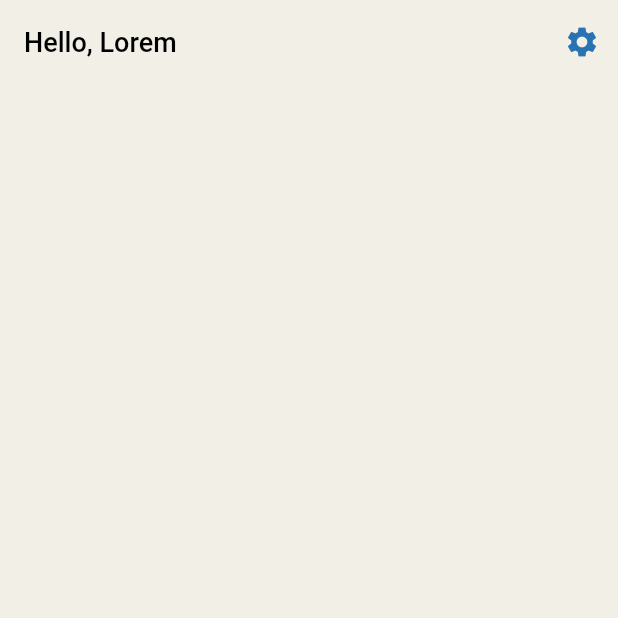
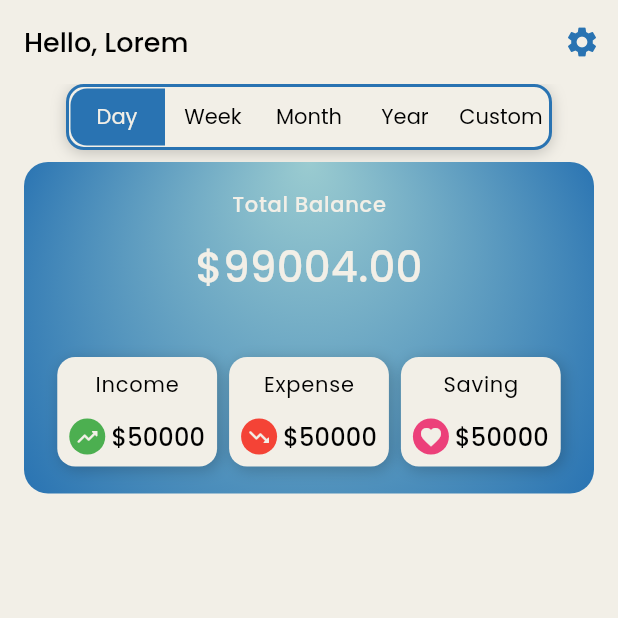
Before and after one commit to tcodez-hub/finance_tracker_app, a Flutter app: the screen it shows after launch, on a phone screen of 412 x 824 dp, the top half of it. Run offline on Flutter 3.47's test engine with Material 3 defaults, Android fonts, the phone set to English and light mode, and no system bars; our stand-ins replace google_fonts, hive_ce; accounts and stored records are empty.

Commit message:
Add calendar segment button and money overview card; enhance theming and layout in home screen

```diff
--- /dev/null
+++ b/devtools_options.yaml
@@ -0,0 +1,3 @@
+description: This file stores settings for Dart & Flutter DevTools.
+documentation: https://docs.flutter.dev/tools/devtools/extensions#configure-extension-enablement-states
+extensions:
--- /dev/null
+++ b/lib/core/enums.dart
@@ -0,0 +1 @@
+enum Calendar{day,week,month,year,custom}
--- a/lib/core/theme.dart
+++ b/lib/core/theme.dart
@@ -28,20 +28,51 @@ final ThemeData lightTheme = ThemeData(
     ),
   ),
 
+  segmentedButtonTheme: SegmentedButtonThemeData(
+    style: ButtonStyle(
+      animationDuration: Duration(milliseconds: 10),
+      textStyle: WidgetStateProperty.resolveWith((states) {
+        if (states.contains(WidgetState.selected)) {
+          return GoogleFonts.poppins(fontSize: 14, color: Color(0xFFF2EFE7)); // Selected state
+        }
+        return GoogleFonts.poppins(fontSize: 14, color: Colors.black); // Default unselected state
+      }),
+      backgroundColor: WidgetStateProperty.resolveWith((states) {
+        if (states.contains(WidgetState.selected)) {
+          return Color(0xFF2973B2); // Selected state
+        }
+        return Color(0xFFF2EFE7); // Default unselected state
+      }),
+      foregroundColor: WidgetStateProperty.resolveWith((states) {
+        if (states.contains(WidgetState.selected)) {
+          return Color(0xFFF2EFE7); // Selected text color
+        }
+        return Colors.black; // Unselected text color
+      }),
+      tapTargetSize: MaterialTapTargetSize.shrinkWrap,
+      side: WidgetStateProperty.all(BorderSide(style: BorderStyle.none)),
+      shape: WidgetStateProperty.all(RoundedRectangleBorder(borderRadius: BorderRadius.circular(12))),
+      padding: WidgetStateProperty.all(EdgeInsets.all(4)),
+    ),
+  ),
+
   // ✏️ Text Theme
   textTheme: TextTheme(
-    displayLarge: TextStyle(fontSize: 32, fontWeight: FontWeight.bold, color: Colors.black),
-    displayMedium: TextStyle(fontSize: 24, fontWeight: FontWeight.bold, color: Colors.black),
-    displaySmall: TextStyle(fontSize: 20, fontWeight: FontWeight.w600, color: Colors.black),
+    displayLarge: GoogleFonts.poppins(fontSize: 32, fontWeight: FontWeight.bold, color: Colors.black),
+    displayMedium: GoogleFonts.poppins(fontSize: 24, fontWeight: FontWeight.bold, color: Colors.black),
+    displaySmall: GoogleFonts.poppins(fontSize: 20, fontWeight: FontWeight.w600, color: Colors.black),
 
-    titleLarge: TextStyle(fontSize: 18, fontWeight: FontWeight.w500, color: Colors.black),
-    titleMedium: TextStyle(fontSize: 16, fontWeight: FontWeight.w500, color: Colors.black),
+    titleLarge: GoogleFonts.poppins(fontSize: 18, fontWeight: FontWeight.w500, color: Colors.black),
+    titleMedium: GoogleFonts.poppins(fontSize: 16, fontWeight: FontWeight.w500, color: Colors.black),
 
-    bodyLarge: TextStyle(fontSize: 14, color: Colors.black),
-    bodyMedium: TextStyle(fontSize: 12, color: Colors.black54),
+    bodyLarge: GoogleFonts.poppins(fontSize: 14, color: Colors.black),
+    bodyMedium: GoogleFonts.poppins(fontSize: 12, color: Colors.black54),
+
+    labelMedium: GoogleFonts.poppins(fontSize: 18, color: Color(0xFFF2EFE7)),
+    labelLarge: GoogleFonts.poppins(fontSize: 28, color: Color(0xFFF2EFE7)),
+    labelSmall: GoogleFonts.poppins(fontSize: 14, color: Color(0xFFF2EFE7)),
   ),
 );
-
 
 final ThemeData darkTheme = ThemeData(
   brightness: Brightness.dark,
@@ -72,14 +103,14 @@ final ThemeData darkTheme = ThemeData(
 
   // ✏️ Text Theme
   textTheme: TextTheme(
-    displayLarge: TextStyle(fontSize: 32, fontWeight: FontWeight.bold, color: Colors.white),
-    displayMedium: TextStyle(fontSize: 24, fontWeight: FontWeight.bold, color: Colors.white),
-    displaySmall: TextStyle(fontSize: 20, fontWeight: FontWeight.w600, color: Colors.white),
+    displayLarge: GoogleFonts.poppins(fontSize: 32, fontWeight: FontWeight.bold, color: Colors.white),
+    displayMedium: GoogleFonts.poppins(fontSize: 24, fontWeight: FontWeight.bold, color: Colors.white),
+    displaySmall: GoogleFonts.poppins(fontSize: 20, fontWeight: FontWeight.w600, color: Colors.white),
 
-    titleLarge: TextStyle(fontSize: 18, fontWeight: FontWeight.w500, color: Colors.white),
-    titleMedium: TextStyle(fontSize: 16, fontWeight: FontWeight.w500, color: Colors.white),
+    titleLarge: GoogleFonts.poppins(fontSize: 18, fontWeight: FontWeight.w500, color: Colors.white),
+    titleMedium: GoogleFonts.poppins(fontSize: 16, fontWeight: FontWeight.w500, color: Colors.white),
 
-    bodyLarge: TextStyle(fontSize: 14, color: Colors.white),
-    bodyMedium: TextStyle(fontSize: 12, color: Colors.white70),
+    bodyLarge: GoogleFonts.poppins(fontSize: 14, color: Colors.white),
+    bodyMedium: GoogleFonts.poppins(fontSize: 12, color: Colors.white70),
   ),
 );
--- a/lib/presentation/screens/home_screen.dart
+++ b/lib/presentation/screens/home_screen.dart
@@ -1,4 +1,7 @@
+import 'package:finance_tracker_app/presentation/widgets/calender_segment_button.dart';
+import 'package:finance_tracker_app/presentation/widgets/money_overview_card.dart';
 import 'package:flutter/material.dart';
+import 'package:hive_ce/hive.dart';
 
 class HomeScreen extends StatelessWidget {
   const HomeScreen({super.key});
@@ -6,11 +9,72 @@ class HomeScreen extends StatelessWidget {
   @override
   Widget build(BuildContext context) {
     return Scaffold(
-      appBar: AppBar(
-        title: Text("Hello, Lorem"),
-        actions: [
-          IconButton(onPressed: (){}, icon: Icon(Icons.settings))
-        ],
+      appBar: AppBar(title: Text("Hello, Lorem"), actions: [IconButton(onPressed: () {}, icon: Icon(Icons.settings))]),
+      body: SingleChildScrollView(
+        child: Column(
+          children: [
+            CaldendarSegmentButton(),
+            Container(
+              alignment: Alignment.center,
+              margin: EdgeInsets.symmetric(vertical: 8, horizontal: 16),
+              padding: EdgeInsets.symmetric(vertical: 18, horizontal: 8),
+              decoration: BoxDecoration(
+                color: Theme.of(context).colorScheme.secondary,
+                borderRadius: BorderRadius.circular(16),
+                gradient: RadialGradient(
+                  colors: [Theme.of(context).colorScheme.secondaryContainer, Theme.of(context).colorScheme.primary],
+                  focal: Alignment.topCenter,
+                  radius: 1,
+                ),
+              ),
+              child: Column(
+                mainAxisAlignment: MainAxisAlignment.center,
+                spacing: 12,
+                children: [
+                  Text("Total Balance", style: TextTheme.of(context).labelSmall),
+                  Text("\$99004.00", style: TextTheme.of(context).labelLarge),
+                  // LinearProgressIndicator(
+                  //   value: 0.75,
+                  //   color: Theme.of(context).colorScheme.secondary,
+                  //   backgroundColor: Theme.of(context).colorScheme.onSecondary,
+                  //   minHeight: 12,
+                  //   borderRadius: BorderRadius.circular(8),
+                  // ),
+                  // Align(
+                  //   alignment: Alignment.centerRight,
+                  //   child: Text("75%",style: TextTheme.of(context).labelSmall,),
+                  // ),
+                  SizedBox(height: 16,),
+                  Row(
+                    spacing: 8,
+                    mainAxisAlignment: MainAxisAlignment.center,
+                    mainAxisSize: MainAxisSize.max,
+                    children: [
+                      MoneyOverviewCard(
+                        title: 'Income',
+                        icon: Icon(Icons.trending_up_rounded, color: Theme.of(context).colorScheme.surface, size: 16),
+                        iconColor: Colors.green.shade500,
+                        body: "\$50000",
+                      ),
+                      MoneyOverviewCard(
+                        title: 'Expense',
+                        icon: Icon(Icons.trending_down_rounded, color: Theme.of(context).colorScheme.surface, size: 16),
+                        iconColor: Colors.red.shade500,
+                        body: "\$50000",
+                      ),
+                      MoneyOverviewCard(
+                        title: 'Saving',
+                        icon: Icon(Icons.favorite_outlined, color: Theme.of(context).colorScheme.surface, size: 16),
+                        iconColor: Colors.pink.shade400,
+                        body: "\$50000",
+                      ),
+                    ],
+                  ),
+                ],
+              ),
+            ),
+          ],
+        ),
       ),
     );
   }
--- /dev/null
+++ b/lib/presentation/widgets/calender_segment_button.dart
@@ -0,0 +1,44 @@
+import 'package:finance_tracker_app/core/enums.dart';
+import 'package:flutter/material.dart';
+
+class CaldendarSegmentButton extends StatefulWidget {
+  const CaldendarSegmentButton({super.key});
+
+  @override
+  State<CaldendarSegmentButton> createState() => _CalendarChoiceState();
+}
+
+class _CalendarChoiceState extends State<CaldendarSegmentButton> {
+  Calendar calendarView = Calendar.day;
+
+  @override
+  Widget build(BuildContext context) {
+    return Container(
+      decoration: BoxDecoration(
+        color: Theme.of(context).colorScheme.surface,
+        borderRadius: BorderRadius.circular(12),
+        boxShadow: [BoxShadow(color: Colors.black.withAlpha(50), offset: Offset(0, 2), blurRadius: 8)],
+        border: Border.all(color: Theme.of(context).colorScheme.primary, width: 2),
+      ),
+      child: SegmentedButton<Calendar>(
+        segments: const <ButtonSegment<Calendar>>[
+          ButtonSegment<Calendar>(value: Calendar.day, label: Text('Day')),
+          ButtonSegment<Calendar>(value: Calendar.week, label: Text('Week')),
+          ButtonSegment<Calendar>(value: Calendar.month, label: Text('Month')),
+          ButtonSegment<Calendar>(value: Calendar.year, label: Text('Year')),
+          ButtonSegment<Calendar>(value: Calendar.custom, label: Text('Custom')),
+        ],
+        selected: <Calendar>{calendarView},
+        showSelectedIcon: false,
+        onSelectionChanged: (Set<Calendar> newSelection) {
+          setState(() {
+            // By default there is only a single segment that can be
+            // selected at one time, so its value is always the first
+            // item in the selected set.
+            calendarView = newSelection.first;
+          });
+        },
+      ),
+    );
+  }
+}
--- /dev/null
+++ b/lib/presentation/widgets/money_overview_card.dart
@@ -0,0 +1,51 @@
+import 'package:flutter/material.dart';
+
+class MoneyOverviewCard extends StatelessWidget {
+  const MoneyOverviewCard({
+    super.key,
+    required this.title,
+    required this.icon,
+    required this.iconColor,
+    required this.body
+  });
+
+  final String title;
+  final Icon icon;
+  final Color iconColor;
+  final String body;
+
+  @override
+  Widget build(BuildContext context) {
+    return Container(
+      padding: EdgeInsets.all(8),
+      decoration: BoxDecoration(
+        color: Theme.of(context).colorScheme.surface,
+        borderRadius: BorderRadius.circular(12),
+        boxShadow: [
+        BoxShadow(
+          color: Colors.black.withAlpha(50),
+          offset: Offset(2, 2),
+          blurRadius: 8,
+        ),
+        ],
+      ),
+      child: Column(
+        spacing: 12,
+        children: [
+          Text(title, style: TextTheme.of(context).bodyLarge),
+          Row(
+            spacing: 4,
+            children: [
+              CircleAvatar(
+                radius: 12,
+                backgroundColor: iconColor,
+                child: icon,
+              ),
+              Text(body, style: TextTheme.of(context).titleMedium),
+            ],
+          ),
+        ],
+      ),
+    );
+  }
+}
```
